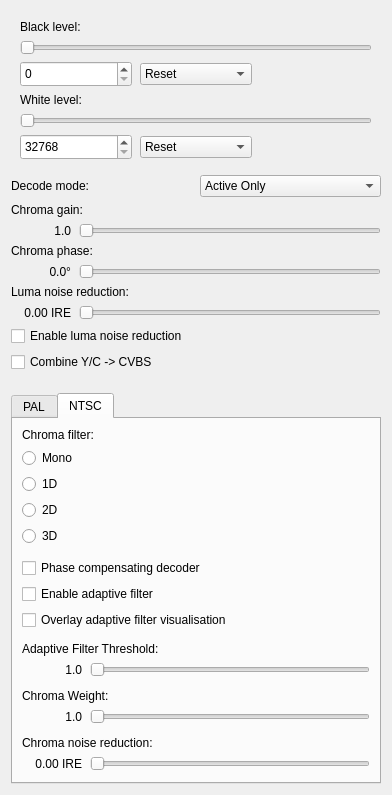
Before: the Qt Designer form src/ld-analyse/chromadecoderconfigdialog.ui in n00mkrad/tbc-tools, drawn with Qt 5.
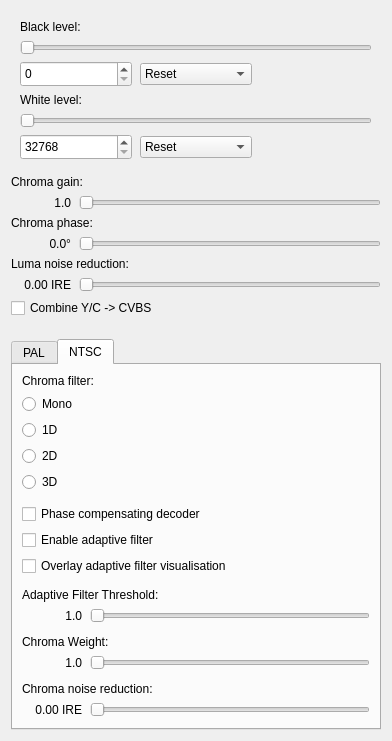
After: the same form once the commit is applied.

Commit message:
Simplify decoder config UI and slider defaults
Remove decode-mode controls and luma-NR enable checkbox from the video decoder dialog, and add double-click reset-to-default behavior for key sliders to save UI space and streamline controls.

The edit to the form file:
```diff
--- a/src/ld-analyse/chromadecoderconfigdialog.ui
+++ b/src/ld-analyse/chromadecoderconfigdialog.ui
@@ -175,39 +175,6 @@
      </layout>
     </widget>
    </item>
-   <item>
-    <layout class="QHBoxLayout" name="decodeModeRowLayout">
-     <property name="spacing">
-      <number>8</number>
-     </property>
-     <item>
-      <widget class="QLabel" name="decodeModeLabel">
-       <property name="text">
-        <string>Decode mode:</string>
-       </property>
-      </widget>
-     </item>
-     <item>
-      <widget class="QComboBox" name="decodeModeComboBox">
-       <item>
-        <property name="text">
-         <string>Active Only</string>
-        </property>
-       </item>
-       <item>
-        <property name="text">
-         <string>Hybrid</string>
-        </property>
-       </item>
-       <item>
-        <property name="text">
-         <string>Chroma (Full Frame)</string>
-        </property>
-       </item>
-      </widget>
-     </item>
-    </layout>
-   </item>
    <item>
     <widget class="QLabel" name="chromaGainLabel">
      <property name="text">
@@ -349,13 +316,6 @@
      </item>
     </layout>
    </item>
-   <item>
-    <widget class="QCheckBox" name="enableYNRCheckBox">
-     <property name="text">
-      <string>Enable luma noise reduction</string>
-     </property>
-    </widget>
-   </item>
    <item>
     <widget class="QCheckBox" name="enableYCCombineCheckBox">
      <property name="text">
```
The commit also changes 2 other files.
